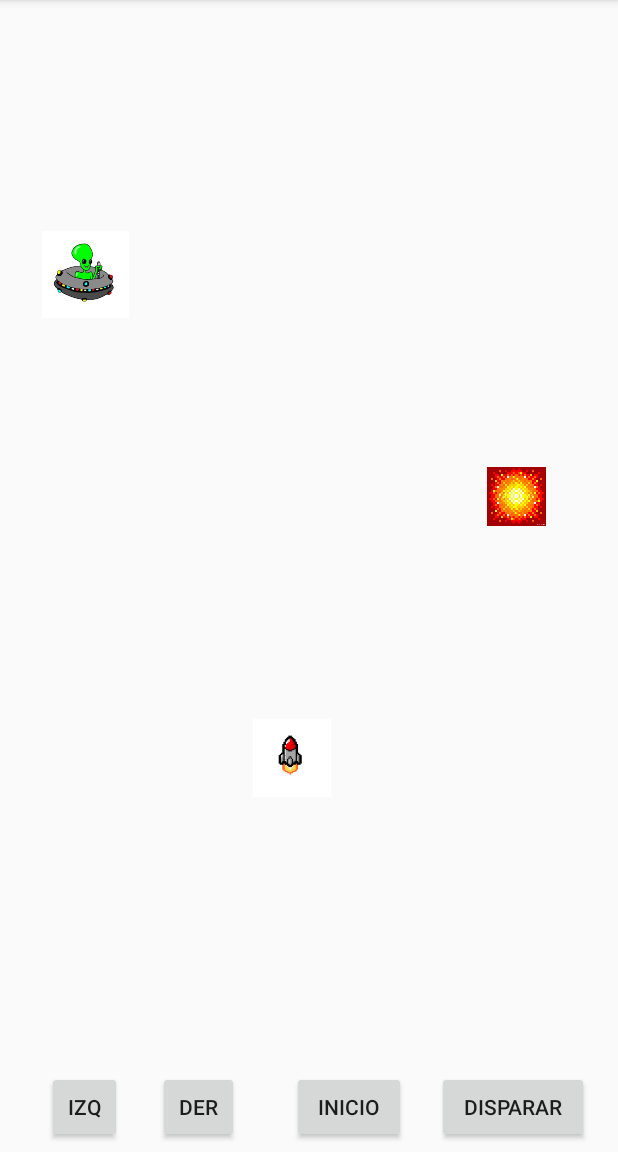
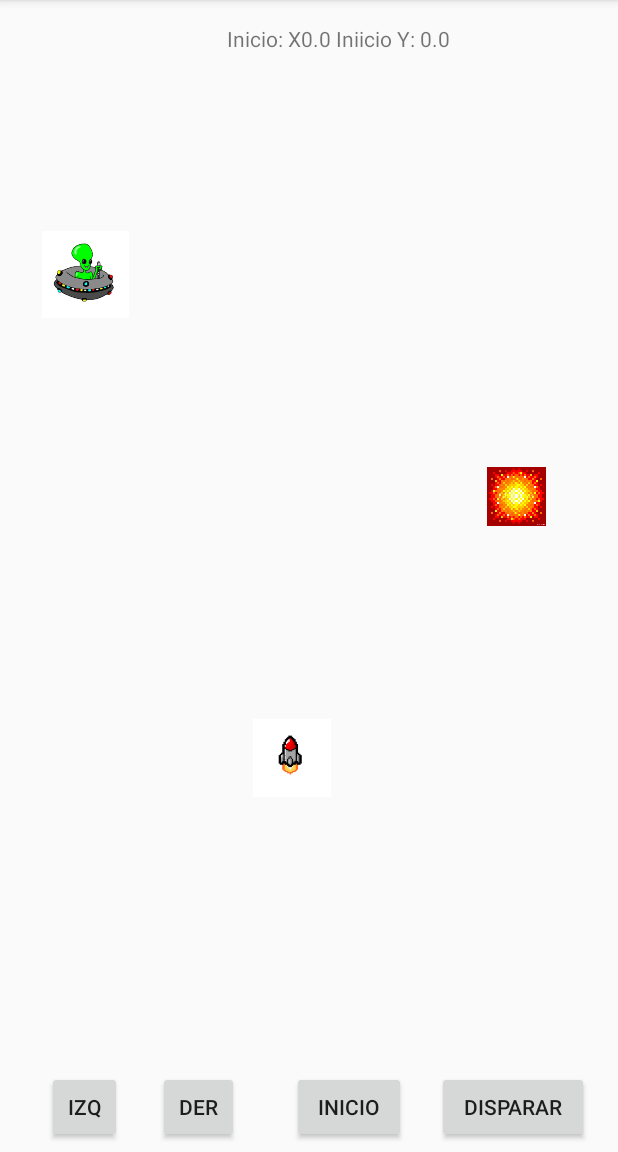
Before and after one commit to rootandres/Aplicaciones, an Android app: the screen it shows after launch (MainActivity), on a phone screen of 412 x 824 dp, the part 84-1236 px from its top. Run offline under Robolectric (Android 15) with nearby library versions, the phone set to English and light mode, and no system bars.

Commit message:
Restriciones
Para losmovimientosde izquierda a derecha

```diff
--- a/App - Juego ovni/app/src/main/java/com/example/junio/ovni/MainActivity.java
+++ b/App - Juego ovni/app/src/main/java/com/example/junio/ovni/MainActivity.java
@@ -1,12 +1,15 @@
 package com.example.junio.ovni;
 
+import android.graphics.Point;
 import android.os.Handler;
 import android.support.v7.app.AppCompatActivity;
 import android.os.Bundle;
+import android.view.Display;
 import android.view.MotionEvent;
 import android.view.View;
 import android.widget.Button;
 import android.widget.ImageView;
+import android.widget.TextView;
 
 public class MainActivity extends AppCompatActivity {
 
@@ -17,6 +20,15 @@ public class MainActivity extends AppCompatActivity {
     private Boolean goDerecha;
     private Boolean goIzquierda;
 
+    private int altoPantalla;
+    private int anchoPantalla;
+
+    private TextView idText;
+
+    private float posXinicial, posYinicial;
+
+    private  Boolean datosIniciales = true;
+
     @Override
     protected void onCreate(Bundle savedInstanceState) {
         super.onCreate(savedInstanceState);
@@ -26,6 +38,11 @@ public class MainActivity extends AppCompatActivity {
         btDerecha = (Button) findViewById(R.id.btDerecha);
 
         imgMisil = (ImageView) findViewById(R.id.imgMisil);
+
+        idText = (TextView) findViewById(R.id.idText);
+
+        inicio();
+
 
         btIzquierda.setOnTouchListener(new View.OnTouchListener() {
             @Override
@@ -65,6 +82,25 @@ public class MainActivity extends AppCompatActivity {
             }
         });
 
+
+    }
+
+    private void  inicio(){
+
+        // Capturamos ancho y alto de pantalla en pixeles
+
+        Point size = new Point();
+        Display display = getWindowManager().getDefaultDisplay();
+
+        display.getSize(size);
+        anchoPantalla = size.x;
+        altoPantalla = size.y;
+
+        posXinicial = imgMisil.getX();
+        posYinicial = imgMisil.getY();
+
+        idText.setText("Inicio: X"+posXinicial+" Iniicio Y: "+posYinicial);
+
     }
 
     private void moverIzquierda (View v){
@@ -75,7 +111,8 @@ public class MainActivity extends AppCompatActivity {
             @Override
             public void run() {
                 if(goIzquierda){
-                    imgMisil.setX(imgMisil.getX() - 10);
+                    if (imgMisil.getX() > 0)
+                        imgMisil.setX(imgMisil.getX() - 10);
                 }
                 actualizar.postDelayed(this,200);
             }
@@ -92,7 +129,8 @@ public class MainActivity extends AppCompatActivity {
             @Override
             public void run() {
                 if(goDerecha){
-                    imgMisil.setX(imgMisil.getX() + 10);
+                    if ( (imgMisil.getX() + imgMisil.getWidth() ) < anchoPantalla)
+                        imgMisil.setX(imgMisil.getX() + 10);
                 }
                 actualizar.postDelayed(this,200);
             }
--- a/App - Juego ovni/app/src/main/res/layout/activity_main.xml
+++ b/App - Juego ovni/app/src/main/res/layout/activity_main.xml
@@ -90,4 +90,14 @@
         app:layout_constraintEnd_toEndOf="parent"
         app:layout_constraintTop_toTopOf="parent"
         app:srcCompat="@drawable/explosion" />
+
+    <TextView
+        android:id="@+id/idText"
+        android:layout_width="wrap_content"
+        android:layout_height="wrap_content"
+        android:layout_marginTop="16dp"
+        android:layout_marginEnd="112dp"
+        android:text="TextView"
+        app:layout_constraintEnd_toEndOf="parent"
+        app:layout_constraintTop_toTopOf="parent" />
 </android.support.constraint.ConstraintLayout>
```
